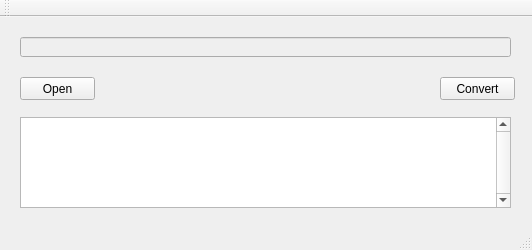
Above: CSV_convertor/mainwindow.ui from goluckyryan/nonLinearFit before the change. Below: the same form after it.
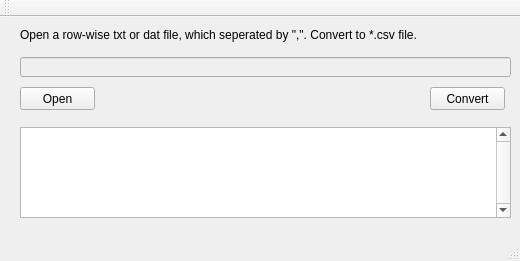
That is the form after the change.

Commit message: finsih the row-wise to csv convertor

What changed in the file:
```diff
--- a/CSV_convertor/mainwindow.ui
+++ b/CSV_convertor/mainwindow.ui
@@ -6,8 +6,8 @@
    <rect>
     <x>0</x>
     <y>0</y>
-    <width>532</width>
-    <height>250</height>
+    <width>520</width>
+    <height>261</height>
    </rect>
   </property>
   <property name="sizePolicy">
@@ -23,8 +23,8 @@
    <widget class="QPushButton" name="pushButton_Convert">
     <property name="geometry">
      <rect>
-      <x>440</x>
-      <y>60</y>
+      <x>430</x>
+      <y>70</y>
       <width>75</width>
       <height>23</height>
      </rect>
@@ -40,7 +40,7 @@
     <property name="geometry">
      <rect>
       <x>20</x>
-      <y>20</y>
+      <y>40</y>
       <width>491</width>
       <height>20</height>
      </rect>
@@ -50,7 +50,7 @@
     <property name="geometry">
      <rect>
       <x>20</x>
-      <y>60</y>
+      <y>70</y>
       <width>75</width>
       <height>23</height>
      </rect>
@@ -63,7 +63,7 @@
     <property name="geometry">
      <rect>
       <x>20</x>
-      <y>100</y>
+      <y>110</y>
       <width>491</width>
       <height>91</height>
      </rect>
@@ -72,6 +72,19 @@
      <enum>Qt::ScrollBarAlwaysOn</enum>
     </property>
    </widget>
+   <widget class="QLabel" name="label">
+    <property name="geometry">
+     <rect>
+      <x>20</x>
+      <y>10</y>
+      <width>491</width>
+      <height>16</height>
+     </rect>
+    </property>
+    <property name="text">
+     <string>Open a row-wise txt or dat file, which seperated by &quot;,&quot;. Convert to *.csv file.</string>
+    </property>
+   </widget>
   </widget>
   <widget class="QMenuBar" name="menuBar">
    <property name="geometry">
```
Left out of the diff: 4 changed lines with no effect on the pictures. The commit also changes 2 other files.
